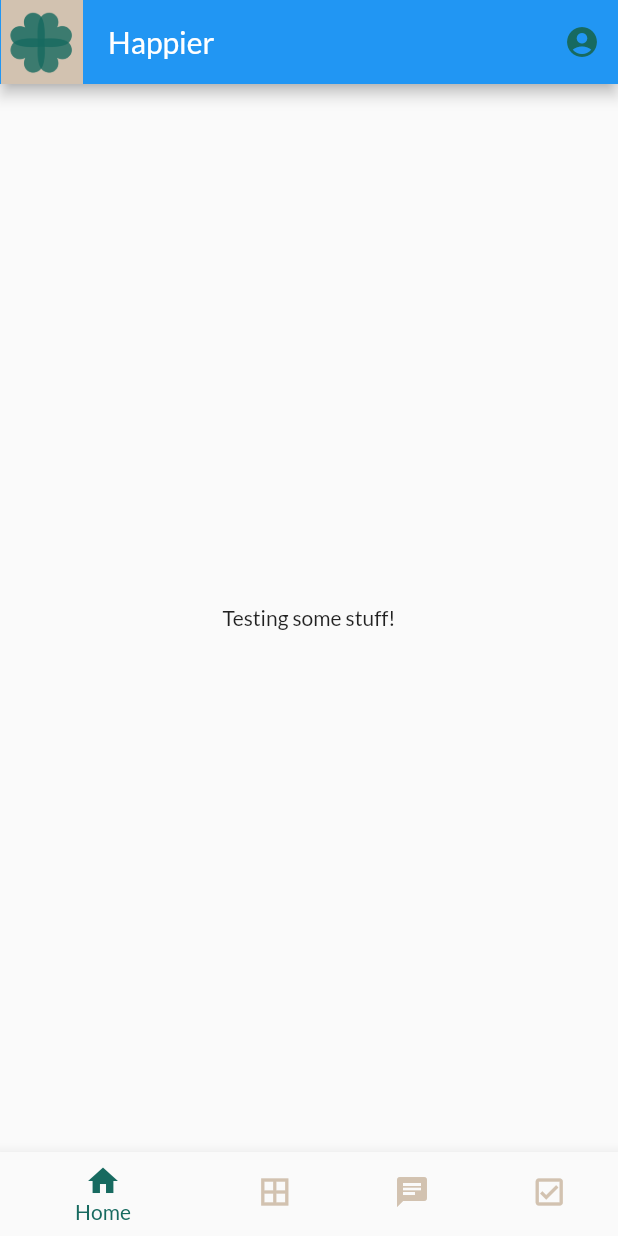
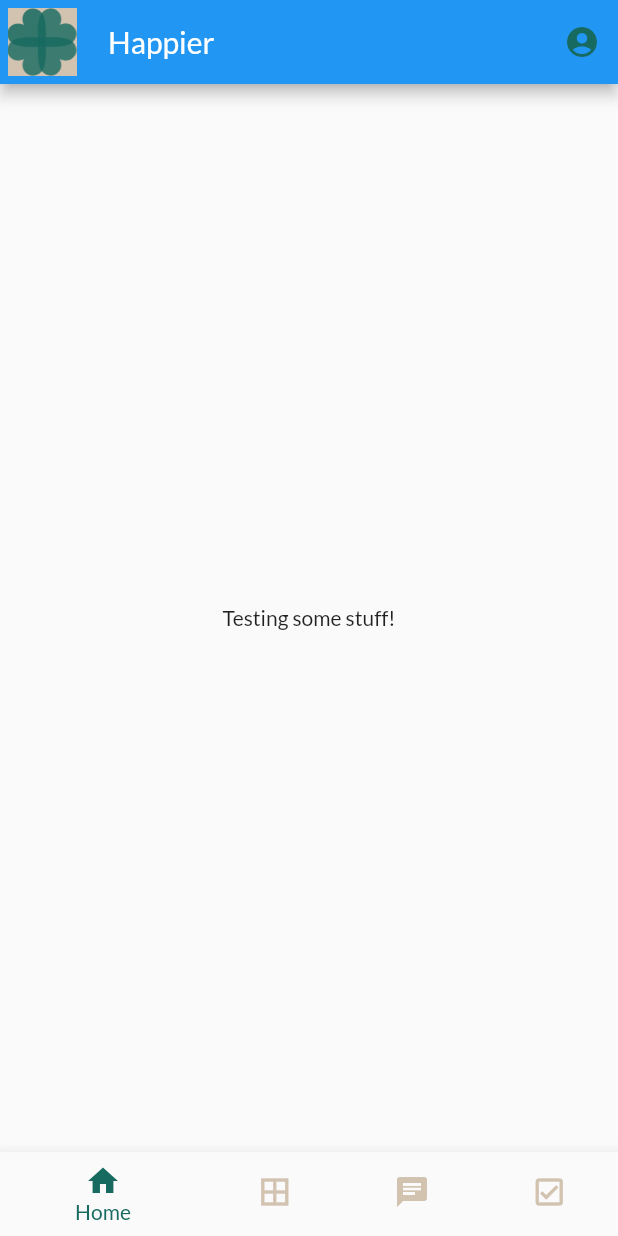
Before and after one commit to Mathugo/Happier, a Flutter app: the screen it shows after launch, on a phone screen of 412 x 824 dp. Run offline on Flutter 3.47's test engine with Material 2 defaults, Android fonts, the phone set to English and light mode, and no system bars; our stand-ins replace equatable, flutter_bloc, google_fonts.

Commit message:
Logo appbar fix

```diff
--- a/happier/lib/ui/app.dart
+++ b/happier/lib/ui/app.dart
@@ -24,13 +24,17 @@ class App extends StatelessWidget {
         ),
         fontFamily: 'Lato',
         brightness: Brightness.light,
-        primaryColor: Colors.orange[100],
-        primarySwatch: createMaterialColor(const Color(0xFFFFF2E3)),
+        primaryColor: PRIMARY_COLOR,
+        primarySwatch: createMaterialColor(SECONDARY_COLOR),
       ),
       home: Scaffold(
         appBar: AppBar(
           title: const Text(TITLE),
-          leading: Image.asset('assets/images/logo.PNG'),
+          leading: Padding(
+            padding: EdgeInsets.all(5),
+            child: Image.asset('assets/images/logo-appbar.png'),
+          ),
+
           actions: <Widget>[
             // Icon button profile
             IconButton(
--- a/happier/pubspec.yaml
+++ b/happier/pubspec.yaml
@@ -64,6 +64,7 @@ flutter:
   # To add assets to your application, add an assets section, like this:
   assets:
     - assets/images/
+    - assets/images/logo-appbar.png
 
   # An image asset can refer to one or more resolution-specific "variants", see
   # https://flutter.dev/assets-and-images/#resolution-aware.
```
Also changed, not shown: happier/assets/images/logo-appbar.png (added).
